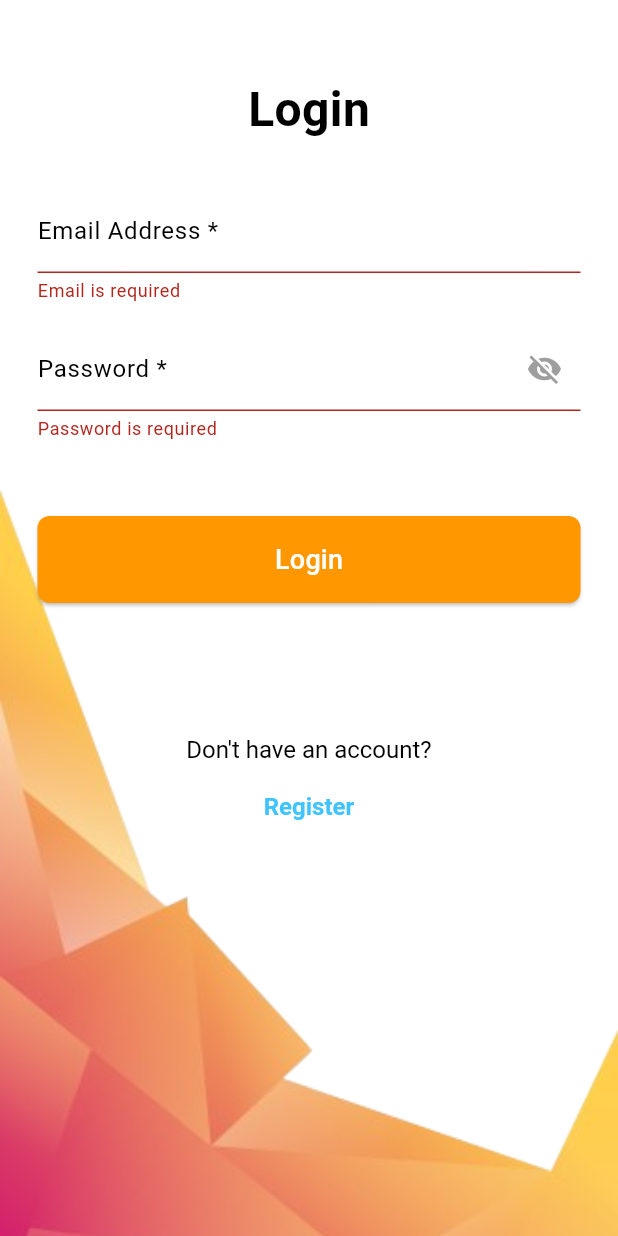
After one commit to lakshitagit22/trainingApp1, a Flutter app: the screen it shows after launch, after a tap on "Login", on a phone screen of 412 x 824 dp. The commit adds this screen. Run offline on Flutter 3.47's test engine with Material 3 defaults, Android fonts, the light colour scheme and no system bars; our stand-ins replace another_flushbar, fluttertoast, shared_preferences, sqflite; accounts and stored records are empty.

Commit message:
Login page

```diff
--- /dev/null
+++ b/lib/database/user_data.dart
@@ -0,0 +1,54 @@
+// lib/database/user_data.dart
+class UserData {
+  final int id;
+  final String firstName;
+  final String lastName;
+  final String email;
+  final String contactNumber;
+  final String dateOfBirth;
+  final String gender;
+  final String country;
+  final bool termsAccepted;
+
+  UserData({
+    required this.id,
+    required this.firstName,
+    required this.lastName,
+    required this.email,
+    required this.contactNumber,
+    required this.dateOfBirth,
+    required this.gender,
+    required this.country,
+    required this.termsAccepted,
+  });
+
+  // Factory method to create a UserData instance from a map
+  factory UserData.fromMap(Map<String, dynamic> map) {
+    return UserData(
+      id: map['id'],
+      firstName: map['firstName'],
+      lastName: map['lastName'],
+      email: map['email'],
+      contactNumber: map['contactNumber'],
+      dateOfBirth: map['dateOfBirth'],
+      gender: map['gender'],
+      country: map['country'],
+      termsAccepted: map['termsAccepted'] == 1, // Assuming termsAccepted is stored as INTEGER
+    );
+  }
+
+  // Method to convert UserData to a map
+  Map<String, dynamic> toMap() {
+    return {
+      'id': id,
+      'firstName': firstName,
+      'lastName': lastName,
+      'email': email,
+      'contactNumber': contactNumber,
+      'dateOfBirth': dateOfBirth,
+      'gender': gender,
+      'country': country,
+      'termsAccepted': termsAccepted ? 1 : 0,
+    };
+  }
+}
--- a/lib/main.dart
+++ b/lib/main.dart
@@ -1,7 +1,7 @@
 import 'package:flutter/material.dart';
 import 'package:trainingapp1/pages/form_page.dart';
 import 'package:trainingapp1/pages/success_page.dart';
-
+import 'package:trainingapp1/pages/login_page.dart';
 // This is the entry point of the application
 void main() {
   runApp(const MyApp());
@@ -19,7 +19,9 @@ class MyApp extends StatelessWidget {
       debugShowCheckedModeBanner: false,
 
       // Set the home screen of the app to the FormPage widget
-      home: FormPage(),
+      home: LoginPage(),
     );
   }
 }
+
+//acjksd20@g.c
--- /dev/null
+++ b/lib/pages/login_page.dart
@@ -0,0 +1,259 @@
+import 'package:flutter/material.dart';
+import 'package:fluttertoast/fluttertoast.dart';
+import 'package:trainingapp1/database/db_helper.dart'; // Update to your actual DB helper import
+import 'package:trainingapp1/pages/success_page.dart';
+import 'package:trainingapp1/pages/form_page.dart';
+
+class LoginPage extends StatefulWidget {
+  @override
+  _LoginPageState createState() => _LoginPageState();
+}
+
+class _LoginPageState extends State<LoginPage> {
+  final _emailController = TextEditingController();
+  final _passwordController = TextEditingController();
+  final _formKey = GlobalKey<FormState>();
+  String? _emailError;
+  String? _passwordError;
+  bool _isPasswordVisible = false;
+
+  bool _validatePassword(String password) {
+    // Implement password validation logic if needed
+    return password.isNotEmpty; // Simple check for demonstration
+  }
+
+  Future<String?> _fetchUserData(String email) async {
+    try {
+      final dbHelper = DatabaseHelper();
+      final user = await dbHelper.getUserByEmail(email);
+      if (user != null) {
+        // Extract and return the email from the user data
+        print('User found: ${user['firstName']} ${user['lastName']}');
+        return user['email']; // Return the email
+      } else {
+        print('No user found with that email.');
+        return null; // Return null if no user is found
+      }
+    } catch (e) {
+      print('Error fetching user: $e');
+      return null; // Return null in case of an error
+    }
+  }
+
+  Future<void> _loginUser() async {
+    setState(() {
+      _emailError = _emailController.text.isEmpty ? 'Email is required' : null;
+      _passwordError = _passwordController.text.isEmpty
+          ? 'Password is required'
+          : (!_validatePassword(_passwordController.text)
+          ? 'Invalid password'
+          : null);
+    });
+
+    if (_formKey.currentState!.validate()) {
+      final email = _emailController.text;
+      final password = _passwordController.text;
+
+      final dbHelper = DatabaseHelper();
+      final user = await dbHelper.getUserByEmail(email);
+      String? emaill = await _fetchUserData(_emailController.text);
+      if (emaill != null) {
+        print('Fetched email: $emaill');
+      } else {
+        print('Failed to fetch email.');
+      }
+      if (user != null) {
+        // Assuming user['password'] is hashed or encrypted
+        if (user['password'] == password) {
+          // Navigate to the next screen or dashboard
+          Navigator.push(
+            context,
+            MaterialPageRoute(
+              builder: (context) => DetailsPage(
+                email: emaill ?? '', // Pass the fetched email to DetailsPage
+              ),
+            ),
+          );
+          _emailController.clear();
+          _passwordController.clear();
+        } else {
+          Fluttertoast.showToast(
+            msg: "Invalid email or password",
+            toastLength: Toast.LENGTH_LONG,
+            gravity: ToastGravity.TOP,
+            timeInSecForIosWeb: 1,
+            backgroundColor: Colors.red,
+            textColor: Colors.white,
+            fontSize: 16.0,
+          );
+        }
+      } else {
+        Fluttertoast.showToast(
+          msg: "User not found",
+          toastLength: Toast.LENGTH_LONG,
+          gravity: ToastGravity.TOP,
+          timeInSecForIosWeb: 1,
+          backgroundColor: Colors.red,
+          textColor: Colors.white,
+          fontSize: 16.0,
+        );
+      }
+    }
+  }
+
+  @override
+  Widget build(BuildContext context) {
+    return SafeArea(
+      child: Scaffold(
+        body: GestureDetector(
+          onTap: () {
+            // Unfocus text fields when tapping outside
+            FocusScope.of(context).unfocus();
+          },
+          child: Stack(
+            children: [
+              Positioned.fill(
+                child: Image.asset(
+                  'assets/images/login_background.png',
+                  fit: BoxFit.cover,
+                ),
+              ),
+              Padding(
+                padding: const EdgeInsets.fromLTRB(25.0,50.0,25.0,25.0),
+                child: Column(
+                  children: [
+                    Expanded(
+                      child: SingleChildScrollView(
+                        child: Column(
+                          mainAxisAlignment: MainAxisAlignment.center,
+                          crossAxisAlignment: CrossAxisAlignment.center,
+                          children: [
+                            Text(
+                              'Login',
+                              style: TextStyle(
+                                fontSize: 32,
+                                fontWeight: FontWeight.bold,
+                                color: Colors.black,
+                              ),
+                            ),
+                            SizedBox(height: 30),
+                            Form(
+                              key: _formKey,
+                              child: Column(
+                                children: [
+                                  TextFormField(
+                                    controller: _emailController,
+                                    decoration: InputDecoration(
+                                      labelText: 'Email Address *',
+                                      errorText: _emailError,
+                                      border: UnderlineInputBorder(),
+                                      labelStyle: TextStyle(color: Colors.black),
+                                    ),
+                                    keyboardType: TextInputType.emailAddress,
+                                    style: TextStyle(color: Colors.black),
+                                    validator: (value) =>
+                                    value!.isEmpty ? 'Email is required' : null,
+                                  ),
+                                  SizedBox(height: 16),
+                                  TextFormField(
+                                    controller: _passwordController,
+                                    decoration: InputDecoration(
+                                      labelText: 'Password *',
+                                      errorText: _passwordError,
+                                      border: UnderlineInputBorder(),
+                                      labelStyle: TextStyle(color: Colors.black),
+                                      suffixIcon: IconButton(
+                                        icon: Icon(
+                                          _isPasswordVisible
+                                              ? Icons.visibility
+                                              : Icons.visibility_off,
+                                          color: _passwordError == null
+                                              ? Colors.orange
+                                              : Colors.grey,
+                                        ),
+                                        onPressed: () {
+                                          setState(() {
+                                            _isPasswordVisible = !_isPasswordVisible;
+                                          });
+                                        },
+                                      ),
+                                    ),
+                                    obscureText: !_isPasswordVisible,
+                                    style: TextStyle(color: Colors.black),
+                                    validator: (value) => value!.isEmpty
+                                        ? 'Password is required'
+                                        : null,
+                                  ),
+                                  SizedBox(height: 50),
+                                  ElevatedButton(
+                                    onPressed: _loginUser,
+                                    style: ElevatedButton.styleFrom(
+                                      backgroundColor: Colors.orange,
+                                      shape: RoundedRectangleBorder(
+                                        borderRadius: BorderRadius.circular(8),
+                                      ),
+                                      padding: EdgeInsets.symmetric(vertical: 16),
+                                      minimumSize: Size(double.infinity, 48),
+                                    ),
+                                    child: Text(
+                                      'Login',
+                                      style: TextStyle(
+                                        color: Colors.white,
+                                        fontSize: 18,
+                                      ),
+                                    ),
+                                  ),
+                                  SizedBox(height: 80),
+                                  TextButton(
+                                    onPressed: () {
+                                      Navigator.push(
+                                        context,
+                                        MaterialPageRoute(builder: (context) => FormPage()),
+                                      );
+                                    },
+                                    child: RichText(  //allows the styling of different parts of the text independently
+                                      text: TextSpan( //represents a segment of the text with a specific style
+                                        style: TextStyle(
+                                          fontSize: 16,
+                                        ),
+                                        children: [
+                                          TextSpan(
+                                            text: 'Don\'t have an account?\n',
+                                            style: TextStyle(
+                                              color: Colors.black,
+                                            ),
+                                          ),
+                                          // SizedBox(height: 10),
+                                          TextSpan(
+                                            text: '\n',
+                                          ),
+                                          TextSpan(
+                                            text: 'Register',
+                                            style: TextStyle(
+                                              color: Colors.lightBlueAccent,
+                                              fontWeight: FontWeight.bold,
+                                            ),
+                                          ),
+                                        ],
+                                      ),
+                                      textAlign: TextAlign.center, // Center-aligns the text
+                                    ),
+                                  )
+
+                                ],
+                              ),
+                            ),
+                          ],
+                        ),
+                      ),
+                    ),
+                  ],
+                ),
+              ),
+            ],
+          ),
+        ),
+      ),
+    );
+  }
+}
--- a/pubspec.yaml
+++ b/pubspec.yaml
@@ -21,6 +21,7 @@ dependencies:
   intl: ^0.19.0
   path: ^1.8.0
   shared_preferences: ^2.0.15
+  flutter_secure_storage: ^8.0.0
 dev_dependencies:
   flutter_test:
     sdk: flutter
@@ -30,3 +31,4 @@ flutter:
   uses-material-design: true
   assets:
     - assets/images/
+    - assets/images/login_background.png
```
Also changed, not shown: lib/pages/details_page.dart (added, +32 -0 lines), lib/pages/form_page.dart (+45 -20 lines), lib/pages/success_page.dart (+55 -15 lines), assets/images/login_background.png (added), lib/database/db_helper.dart (line endings or trailing spaces).
